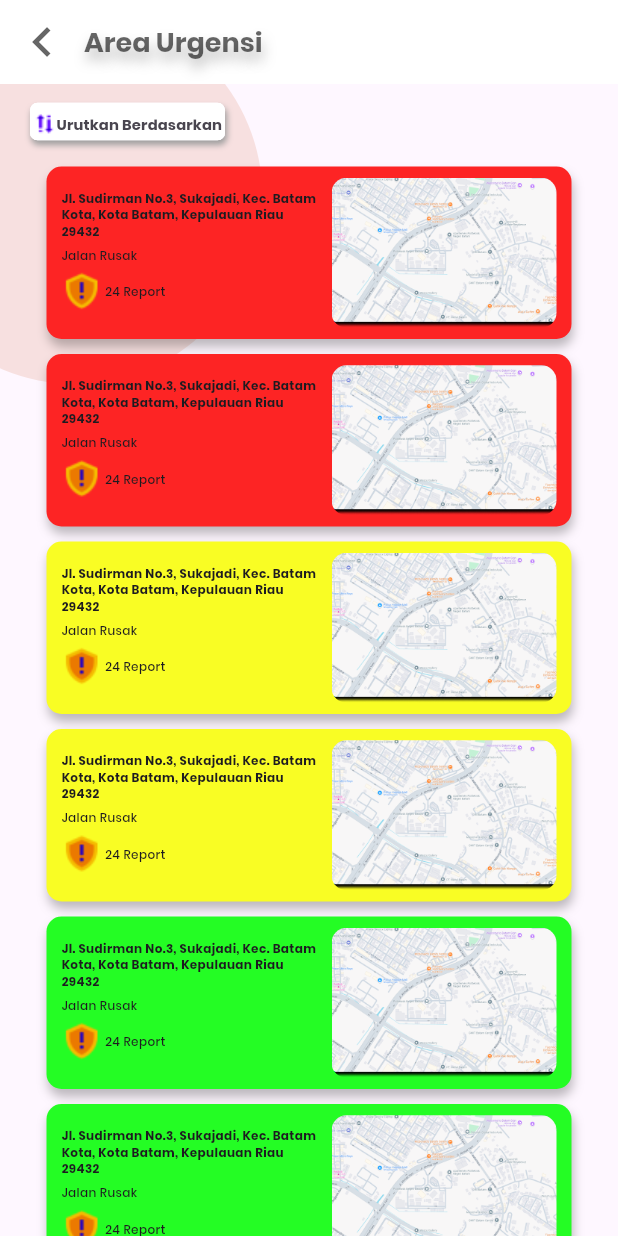
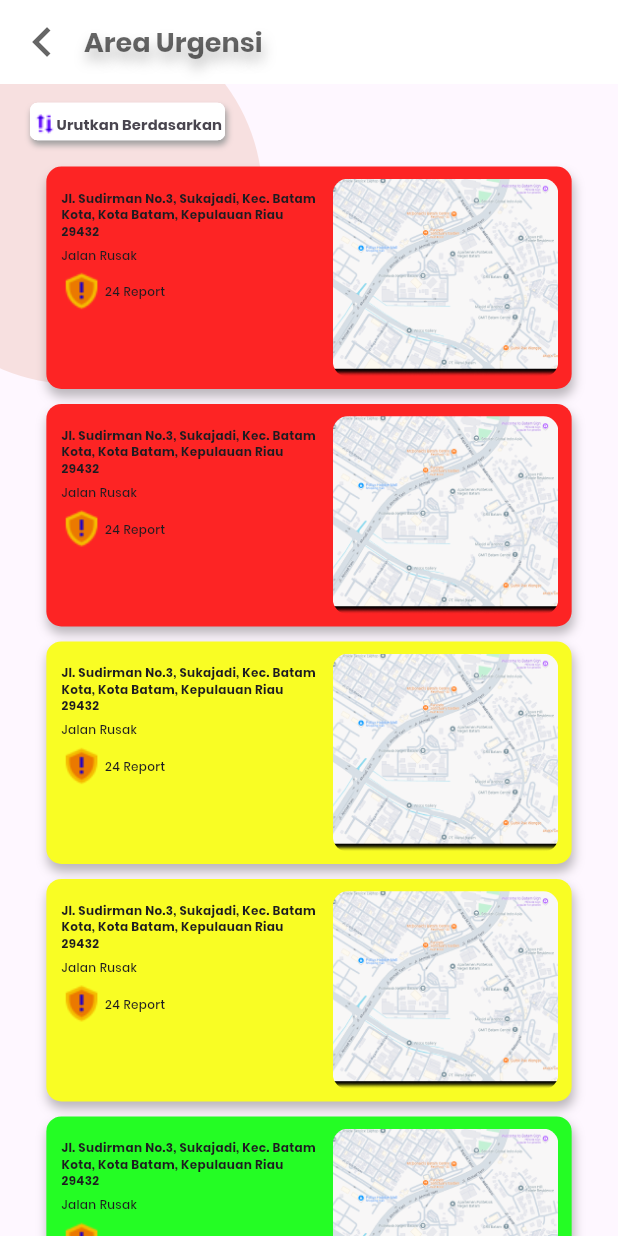
Before and after one commit to jaheerman3312301105/balap_in, a Flutter app: the RecommendationsScreen screen opened by its route, on a phone screen of 412 x 824 dp. Run offline on Flutter 3.47's test engine with Material 3 defaults, Android fonts, the phone set to English and light mode, and no system bars; missing offline and left inert: filter_list, flutter_osm_plugin.

Commit message:
update responsive widget rekomendasi

```diff
--- a/frontend_balap_in/lib/screens/rekomendasi.dart
+++ b/frontend_balap_in/lib/screens/rekomendasi.dart
@@ -213,7 +213,9 @@ class _RecommendationsScreenState extends State<RecommendationsScreen> {
                     //WIDGET 3 URUTKAN END
 
                     //WIDGET REKOMENDASI START
-                    ListView.builder(
+                    SizedBox(
+                      width: MediaQuery.of(context).size.width * 0.87,
+                      child: ListView.builder(
                         shrinkWrap: true,
                         physics: const NeverScrollableScrollPhysics(),
                         itemCount: 6,
@@ -235,6 +237,7 @@ class _RecommendationsScreenState extends State<RecommendationsScreen> {
                             child: RekomendasiWidget(color: bgColor),
                           );
                         },
+                        ),
                     )
                     //WIDGET REKOMENDASI END
                   ],
--- a/frontend_balap_in/lib/widgets/rekomendasiwidget.dart
+++ b/frontend_balap_in/lib/widgets/rekomendasiwidget.dart
@@ -12,8 +12,8 @@ class RekomendasiWidget extends StatelessWidget {
       child: Padding(
         padding: const EdgeInsets.symmetric(vertical: 5),
         child: Container(
-          height: 115,
-          width: 350,
+          height: MediaQuery.of(context).size.height * 0.18,
+          width: MediaQuery.of(context).size.width * 0.85,
           decoration: BoxDecoration(
             color: color,
             borderRadius: BorderRadius.circular(10),
@@ -32,7 +32,7 @@ class RekomendasiWidget extends StatelessWidget {
                 crossAxisAlignment: CrossAxisAlignment.start,
                 children: <Widget>[
                   Container(
-                    width: 170,
+                    width: MediaQuery.of(context).size.width * 0.415,
                     margin: const EdgeInsets.only(
                       left: 10,
                       top: 15,
@@ -47,7 +47,7 @@ class RekomendasiWidget extends StatelessWidget {
                     ),
                   ),
                   Container(
-                    width: 170,
+                    width: MediaQuery.of(context).size.width * 0.415,
                     margin: const EdgeInsets.only(
                       left: 10,
                       top: 5,
@@ -61,7 +61,7 @@ class RekomendasiWidget extends StatelessWidget {
                     ),
                   ),
                   Container(
-                    width: 170,
+                    width: MediaQuery.of(context).size.width * 0.415,
                     margin: const EdgeInsets.only(
                       left: 10,
                       top: 5,
@@ -90,8 +90,8 @@ class RekomendasiWidget extends StatelessWidget {
                     left: 10,
                     right: 5
                     ),
-                  height: 100,
-                  width: 150,
+                  height: MediaQuery.of(context).size.height * 0.16,
+                  width: MediaQuery.of(context).size.width * 0.365,
                   decoration: BoxDecoration(
                     borderRadius: BorderRadius.circular(10),
                     image: const DecorationImage(
```
Lines whose indentation alone changed are shown as unchanged.
